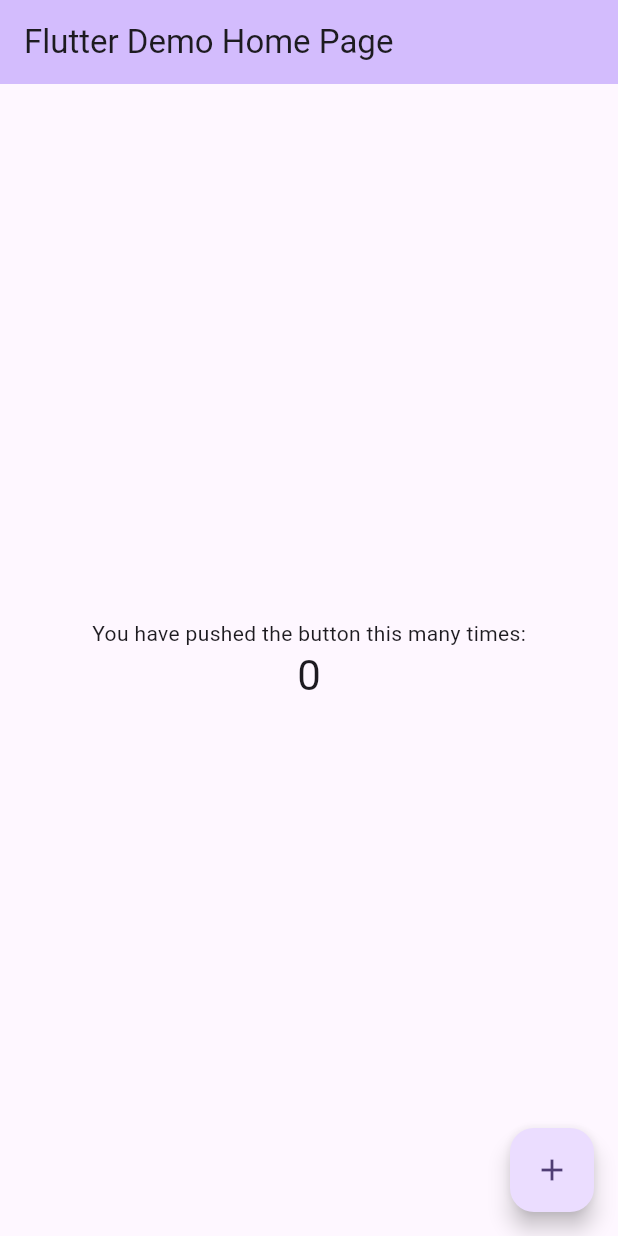
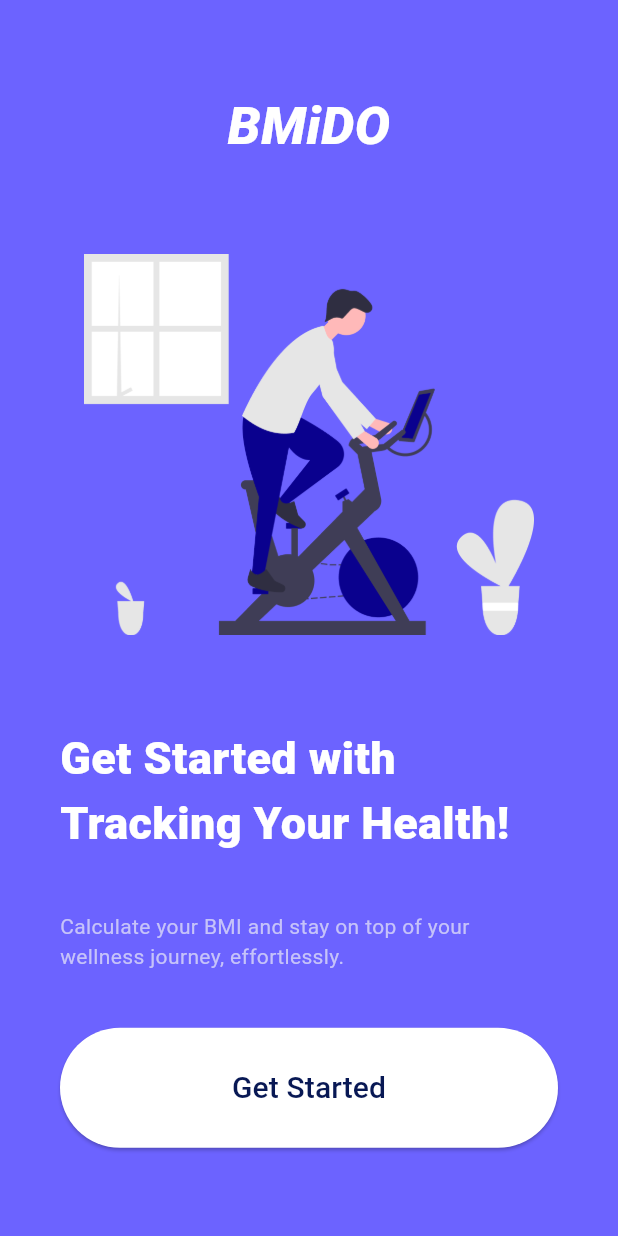
Before and after one commit to hegzo891/CognoRise-, a Flutter app: the screen it shows after launch, on a phone screen of 412 x 824 dp. Run offline on Flutter 3.47's test engine with Material 3 defaults, Android fonts, the phone set to English and light mode, and no system bars.

Commit message:
welcome page done

```diff
--- a/bmi/lib/main.dart
+++ b/bmi/lib/main.dart
@@ -1,125 +1,28 @@
+import 'package:bmi/screens/home.dart';
+import 'package:bmi/screens/welcome.dart';
 import 'package:flutter/material.dart';
 
-void main() {
-  runApp(const MyApp());
+void main(){
+  runApp(MyApp());
 }
 
 class MyApp extends StatelessWidget {
   const MyApp({super.key});
 
-  // This widget is the root of your application.
   @override
   Widget build(BuildContext context) {
     return MaterialApp(
-      title: 'Flutter Demo',
+      debugShowCheckedModeBanner: false,
       theme: ThemeData(
-        // This is the theme of your application.
-        //
-        // TRY THIS: Try running your application with "flutter run". You'll see
-        // the application has a purple toolbar. Then, without quitting the app,
-        // try changing the seedColor in the colorScheme below to Colors.green
-        // and then invoke "hot reload" (save your changes or press the "hot
-        // reload" button in a Flutter-supported IDE, or press "r" if you used
-        // the command line to start the app).
-        //
-        // Notice that the counter didn't reset back to zero; the application
-        // state is not lost during the reload. To reset the state, use hot
-        // restart instead.
-        //
-        // This works for code too, not just values: Most code changes can be
-        // tested with just a hot reload.
-        colorScheme: ColorScheme.fromSeed(seedColor: Colors.deepPurple),
-        useMaterial3: true,
+        useMaterial3: true
       ),
-      home: const MyHomePage(title: 'Flutter Demo Home Page'),
+      home: welcome(),
+      initialRoute: "welcome",
+      routes:{
+        "welcome" : (context) => welcome(),
+        "home" : (context) => home(),
+
+      },
     );
   }
 }
-
-class MyHomePage extends StatefulWidget {
-  const MyHomePage({super.key, required this.title});
-
-  // This widget is the home page of your application. It is stateful, meaning
-  // that it has a State object (defined below) that contains fields that affect
-  // how it looks.
-
-  // This class is the configuration for the state. It holds the values (in this
-  // case the title) provided by the parent (in this case the App widget) and
-  // used by the build method of the State. Fields in a Widget subclass are
-  // always marked "final".
-
-  final String title;
-
-  @override
-  State<MyHomePage> createState() => _MyHomePageState();
-}
-
-class _MyHomePageState extends State<MyHomePage> {
-  int _counter = 0;
-
-  void _incrementCounter() {
-    setState(() {
-      // This call to setState tells the Flutter framework that something has
-      // changed in this State, which causes it to rerun the build method below
-      // so that the display can reflect the updated values. If we changed
-      // _counter without calling setState(), then the build method would not be
-      // called again, and so nothing would appear to happen.
-      _counter++;
-    });
-  }
-
-  @override
-  Widget build(BuildContext context) {
-    // This method is rerun every time setState is called, for instance as done
-    // by the _incrementCounter method above.
-    //
-    // The Flutter framework has been optimized to make rerunning build methods
-    // fast, so that you can just rebuild anything that needs updating rather
-    // than having to individually change instances of widgets.
-    return Scaffold(
-      appBar: AppBar(
-        // TRY THIS: Try changing the color here to a specific color (to
-        // Colors.amber, perhaps?) and trigger a hot reload to see the AppBar
-        // change color while the other colors stay the same.
-        backgroundColor: Theme.of(context).colorScheme.inversePrimary,
-        // Here we take the value from the MyHomePage object that was created by
-        // the App.build method, and use it to set our appbar title.
-        title: Text(widget.title),
-      ),
-      body: Center(
-        // Center is a layout widget. It takes a single child and positions it
-        // in the middle of the parent.
-        child: Column(
-          // Column is also a layout widget. It takes a list of children and
-          // arranges them vertically. By default, it sizes itself to fit its
-          // children horizontally, and tries to be as tall as its parent.
-          //
-          // Column has various properties to control how it sizes itself and
-          // how it positions its children. Here we use mainAxisAlignment to
-          // center the children vertically; the main axis here is the vertical
-          // axis because Columns are vertical (the cross axis would be
-          // horizontal).
-          //
-          // TRY THIS: Invoke "debug painting" (choose the "Toggle Debug Paint"
-          // action in the IDE, or press "p" in the console), to see the
-          // wireframe for each widget.
-          mainAxisAlignment: MainAxisAlignment.center,
-          children: <Widget>[
-            const Text(
-              'You have pushed the button this many times:',
-            ),
-            Text(
-              '$_counter',
-              style: Theme.of(context).textTheme.headlineMedium,
-            ),
-          ],
-        ),
-      ),
-      floatingActionButton: FloatingActionButton(
-        onPressed: _incrementCounter,
-        tooltip: 'Increment',
-        child: const Icon(Icons.add),
-      ), // This trailing comma makes auto-formatting nicer for build methods.
-    );
-  }
-}
--- /dev/null
+++ b/bmi/lib/screens/welcome.dart
@@ -0,0 +1,83 @@
+import 'package:bmi/screens/home.dart';
+import 'package:flutter/cupertino.dart';
+import 'package:flutter/material.dart';
+
+class welcome extends StatelessWidget {
+  const welcome({super.key});
+
+  @override
+  Widget build(BuildContext context) {
+    return Scaffold(
+      backgroundColor: const Color(0xFF6C63FF),
+      body: Padding(
+        padding: const EdgeInsets.all(40.0),
+        child: Column(
+          mainAxisAlignment: MainAxisAlignment.spaceAround,
+          crossAxisAlignment: CrossAxisAlignment.center,
+          children: [
+            const Center(
+              child: Text(
+                "BMiDO",
+                style: TextStyle(
+                  color: Colors.white,
+                  fontWeight: FontWeight.w900,
+                  fontStyle: FontStyle.italic,
+                  fontSize: 35,
+                ),
+              ),
+            ),
+            Image.asset(
+              "lib/assets/img.png",
+              width: 300,
+              height: 300,
+            ),
+            Text(
+              "Get Started with Tracking Your Health!",
+              style: TextStyle(
+                color: Colors.white,
+                fontSize: 30,
+                fontWeight: FontWeight.w800,
+              ),
+            ),
+            Text(
+              "Calculate your BMI and stay on top of your wellness journey, effortlessly.",
+              style: TextStyle(color: Color(0xFFC6C3F9)),
+            ),
+            SizedBox(
+              width: 350,
+              height: 80,
+              child: ElevatedButton(
+                onPressed: () {
+                  Navigator.of(context).push(_createPageRoute());
+                },
+                child: Text(
+                  "Get Started",
+                  style: TextStyle(fontSize: 20, color: Color(0xFF081854)),
+                ),
+                style: ElevatedButton.styleFrom(
+                  foregroundColor: Color(0xFF081854), backgroundColor: Colors.white, // Text color
+                ),
+              ),
+            ),
+          ],
+        ),
+      ),
+    );
+  }
+
+  PageRouteBuilder _createPageRoute() {
+    return PageRouteBuilder(
+      pageBuilder: (context, animation, secondaryAnimation) => home(),
+      transitionsBuilder: (context, animation, secondaryAnimation, child) {
+        const begin = Offset(1.0, 0.0); // Slide in from the right
+        const end = Offset.zero;
+        const curve = Curves.easeInOut;
+
+        var tween = Tween(begin: begin, end: end).chain(CurveTween(curve: curve));
+        var offsetAnimation = animation.drive(tween);
+
+        return SlideTransition(position: offsetAnimation, child: child);
+      },
+    );
+  }
+}
--- a/bmi/pubspec.yaml
+++ b/bmi/pubspec.yaml
@@ -59,8 +59,8 @@ flutter:
   uses-material-design: true
 
   # To add assets to your application, add an assets section, like this:
-  # assets:
-  #   - images/a_dot_burr.jpeg
+  assets:
+    - lib/assets/img.png
   #   - images/a_dot_ham.jpeg
 
   # An image asset can refer to one or more resolution-specific "variants", see
```
Also changed, not shown: bmi/lib/screens/home.dart (added, +47 -0 lines), bmi/lib/assets/img.png (added), bmi/pubspec.lock.
